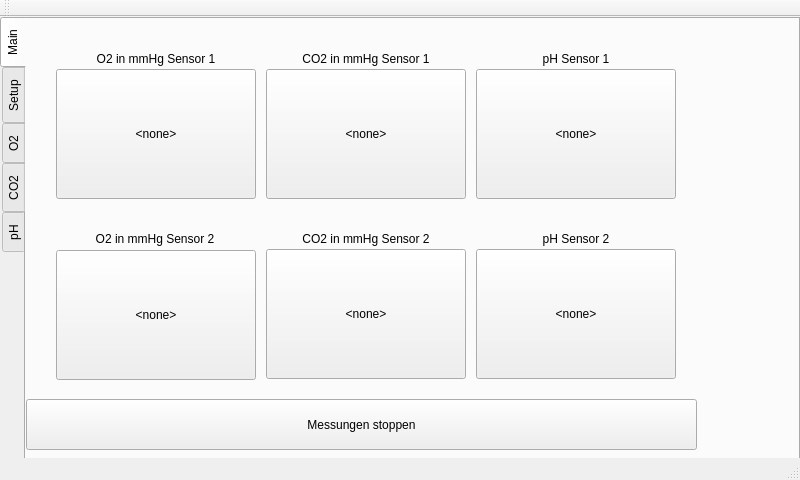
First picture: the form in mainwindow.ui, repository CalamariFritti/DesktopUiQt, before the edit.
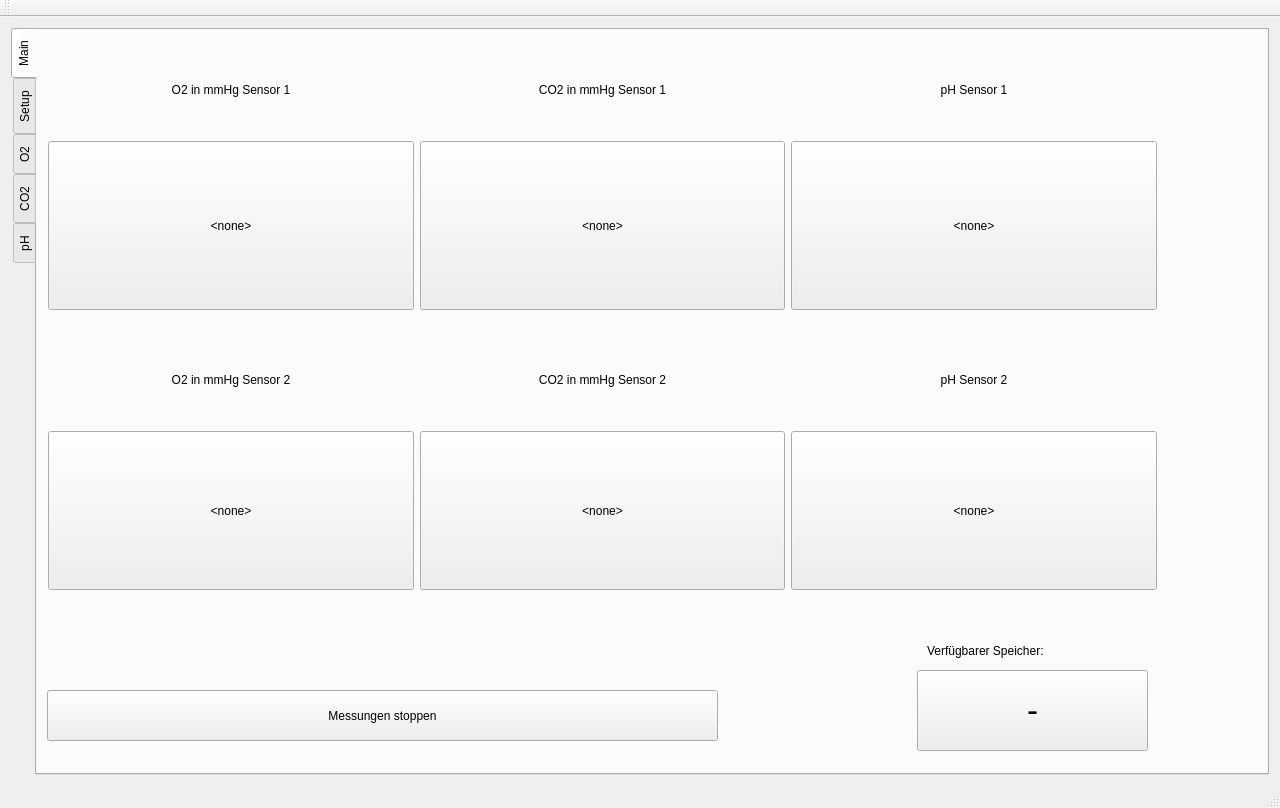
Second picture: the form after the edit. The open tabs and pages were chosen to show the change. Custom widgets are drawn as their Qt base class.

Diff of the .ui file:
```diff
--- a/mainwindow.ui
+++ b/mainwindow.ui
@@ -6,22 +6,22 @@
    <rect>
     <x>0</x>
     <y>0</y>
-    <width>800</width>
-    <height>480</height>
+    <width>1280</width>
+    <height>800</height>
    </rect>
   </property>
   <property name="windowTitle">
    <string>MainWindow</string>
   </property>
   <widget class="QWidget" name="centralWidget">
+   <layout class="QGridLayout" name="gridLayout">
+    <item row="0" column="0">
    <widget class="QTabWidget" name="tabWidget">
-    <property name="geometry">
-     <rect>
-      <x>0</x>
-      <y>0</y>
-      <width>800</width>
-      <height>480</height>
-     </rect>
+      <property name="minimumSize">
+       <size>
+        <width>0</width>
+        <height>747</height>
+       </size>
     </property>
     <property name="styleSheet">
      <string notr="true">QTabBar::tab { height: 80
@@ -34,36 +34,64 @@
      <number>2</number>
     </property>
     <widget class="QWidget" name="general">
+       <property name="minimumSize">
+        <size>
+         <width>0</width>
+         <height>0</height>
+        </size>
+       </property>
      <property name="styleSheet">
       <string notr="true"/>
      </property>
      <attribute name="title">
       <string>Main</string>
      </attribute>
-     <widget class="QLabel" name="label">
+       <widget class="QPushButton" name="stopMeassurementButton">
       <property name="geometry">
        <rect>
-        <x>30</x>
-        <y>30</y>
-        <width>200</width>
-        <height>20</height>
+          <x>10</x>
+          <y>660</y>
+          <width>671</width>
+          <height>51</height>
        </rect>
       </property>
       <property name="text">
-       <string>O2 in mmHg Sensor 1</string>
-      </property>
-      <property name="alignment">
-       <set>Qt::AlignCenter</set>
-      </property>
-     </widget>
+         <string>Messungen stoppen</string>
+        </property>
+       </widget>
+       <widget class="QWidget" name="horizontalLayoutWidget">
+        <property name="geometry">
+         <rect>
+          <x>0</x>
+          <y>100</y>
+          <width>1131</width>
+          <height>191</height>
+         </rect>
+        </property>
+        <layout class="QHBoxLayout" name="horizontalLayout">
+         <item>
+          <widget class="QPushButton" name="pCO2DisplayButton">
+           <property name="sizePolicy">
+            <sizepolicy hsizetype="Minimum" vsizetype="Preferred">
+             <horstretch>0</horstretch>
+             <verstretch>0</verstretch>
+            </sizepolicy>
+           </property>
+           <property name="styleSheet">
+            <string notr="true"/>
+           </property>
+           <property name="text">
+            <string>&lt;none&gt;</string>
+           </property>
+          </widget>
+         </item>
+         <item>
      <widget class="QPushButton" name="pO2DisplayButton">
-      <property name="geometry">
-       <rect>
-        <x>30</x>
-        <y>50</y>
-        <width>200</width>
-        <height>130</height>
-       </rect>
+           <property name="sizePolicy">
+            <sizepolicy hsizetype="Minimum" vsizetype="Preferred">
+             <horstretch>0</horstretch>
+             <verstretch>0</verstretch>
+            </sizepolicy>
       </property>
       <property name="styleSheet">
        <string notr="true">.QWidget {
@@ -74,14 +102,14 @@
        <string>&lt;none&gt;</string>
       </property>
      </widget>
-     <widget class="QPushButton" name="pCO2DisplayButton">
-      <property name="geometry">
-       <rect>
-        <x>240</x>
-        <y>50</y>
-        <width>200</width>
-        <height>130</height>
-       </rect>
+         </item>
+         <item>
+          <widget class="QPushButton" name="pHDisplayButton">
+           <property name="sizePolicy">
+            <sizepolicy hsizetype="Minimum" vsizetype="Preferred">
+             <horstretch>0</horstretch>
+             <verstretch>0</verstretch>
+            </sizepolicy>
       </property>
       <property name="styleSheet">
        <string notr="true"/>
@@ -90,15 +118,31 @@
        <string>&lt;none&gt;</string>
       </property>
      </widget>
+         </item>
+        </layout>
+       </widget>
+       <widget class="QWidget" name="horizontalLayoutWidget_2">
+        <property name="geometry">
+         <rect>
+          <x>0</x>
+          <y>20</y>
+          <width>1131</width>
+          <height>80</height>
+         </rect>
+        </property>
+        <layout class="QHBoxLayout" name="horizontalLayout_2">
+         <item>
+          <widget class="QLabel" name="label">
+           <property name="text">
+            <string>O2 in mmHg Sensor 1</string>
+           </property>
+           <property name="alignment">
+            <set>Qt::AlignCenter</set>
+           </property>
+          </widget>
+         </item>
+         <item>
      <widget class="QLabel" name="label_2">
-      <property name="geometry">
-       <rect>
-        <x>240</x>
-        <y>30</y>
-        <width>200</width>
-        <height>20</height>
-       </rect>
-      </property>
       <property name="text">
        <string>CO2 in mmHg Sensor 1</string>
       </property>
@@ -106,28 +150,9 @@
        <set>Qt::AlignCenter</set>
       </property>
      </widget>
-     <widget class="QPushButton" name="stopMeassurementButton">
-      <property name="geometry">
-       <rect>
-        <x>0</x>
-        <y>380</y>
-        <width>671</width>
-        <height>51</height>
-       </rect>
-      </property>
-      <property name="text">
-       <string>Messungen stoppen</string>
-      </property>
-     </widget>
+         </item>
+         <item>
      <widget class="QLabel" name="label_4">
-      <property name="geometry">
-       <rect>
-        <x>450</x>
-        <y>30</y>
-        <width>200</width>
-        <height>20</height>
-       </rect>
-      </property>
       <property name="text">
        <string>pH Sensor 1</string>
       </property>
@@ -135,47 +160,21 @@
        <set>Qt::AlignCenter</set>
       </property>
      </widget>
-     <widget class="QPushButton" name="pHDisplayButton">
-      <property name="geometry">
-       <rect>
-        <x>450</x>
-        <y>50</y>
-        <width>200</width>
-        <height>130</height>
-       </rect>
-      </property>
-      <property name="styleSheet">
-       <string notr="true"/>
-      </property>
-      <property name="text">
-       <string>&lt;none&gt;</string>
-      </property>
-     </widget>
-     <widget class="QPushButton" name="pO2DisplayButton_2">
+         </item>
+        </layout>
+       </widget>
+       <widget class="QWidget" name="horizontalLayoutWidget_3">
       <property name="geometry">
        <rect>
-        <x>30</x>
-        <y>231</y>
-        <width>200</width>
-        <height>130</height>
-       </rect>
-      </property>
-      <property name="styleSheet">
-       <string notr="true"/>
-      </property>
-      <property name="text">
-       <string>&lt;none&gt;</string>
-      </property>
-     </widget>
+          <x>0</x>
+          <y>310</y>
+          <width>1131</width>
+          <height>80</height>
+         </rect>
+        </property>
+        <layout class="QHBoxLayout" name="horizontalLayout_3">
+         <item>
      <widget class="QLabel" name="label_10">
-      <property name="geometry">
-       <rect>
-        <x>29</x>
-        <y>210</y>
-        <width>200</width>
-        <height>20</height>
-       </rect>
-      </property>
       <property name="text">
        <string>O2 in mmHg Sensor 2</string>
       </property>
@@ -183,15 +182,9 @@
        <set>Qt::AlignCenter</set>
       </property>
      </widget>
+         </item>
+         <item>
      <widget class="QLabel" name="label_11">
-      <property name="geometry">
-       <rect>
-        <x>240</x>
-        <y>210</y>
-        <width>200</width>
-        <height>20</height>
-       </rect>
-      </property>
       <property name="text">
        <string>CO2 in mmHg Sensor 2</string>
       </property>
@@ -199,47 +192,9 @@
        <set>Qt::AlignCenter</set>
       </property>
      </widget>
-     <widget class="QPushButton" name="pCO2DisplayButton_2">
-      <property name="geometry">
-       <rect>
-        <x>240</x>
-        <y>230</y>
-        <width>200</width>
-        <height>130</height>
-       </rect>
-      </property>
-      <property name="styleSheet">
-       <string notr="true"/>
-      </property>
-      <property name="text">
-       <string>&lt;none&gt;</string>
-      </property>
-     </widget>
-     <widget class="QPushButton" name="pHDisplayButton_2">
-      <property name="geometry">
-       <rect>
-        <x>450</x>
-        <y>230</y>
-        <width>200</width>
-        <height>130</height>
-       </rect>
-      </property>
-      <property name="styleSheet">
-       <string notr="true"/>
-      </property>
-      <property name="text">
-       <string>&lt;none&gt;</string>
-      </property>
-     </widget>
+         </item>
+         <item>
      <widget class="QLabel" name="label_12">
-      <property name="geometry">
-       <rect>
-        <x>450</x>
-        <y>210</y>
-        <width>200</width>
-        <height>20</height>
-       </rect>
-      </property>
       <property name="text">
        <string>pH Sensor 2</string>
       </property>
@@ -247,6 +202,100 @@
        <set>Qt::AlignCenter</set>
       </property>
      </widget>
+         </item>
+        </layout>
+       </widget>
+       <widget class="QWidget" name="horizontalLayoutWidget_4">
+        <property name="geometry">
+         <rect>
+          <x>0</x>
+          <y>390</y>
+          <width>1131</width>
+          <height>181</height>
+         </rect>
+        </property>
+        <layout class="QHBoxLayout" name="horizontalLayout_4">
+         <item>
+          <widget class="QPushButton" name="pHDisplayButton_2">
+           <property name="sizePolicy">
+            <sizepolicy hsizetype="Minimum" vsizetype="Preferred">
+             <horstretch>0</horstretch>
+             <verstretch>0</verstretch>
+            </sizepolicy>
+           </property>
+           <property name="styleSheet">
+            <string notr="true"/>
+           </property>
+           <property name="text">
+            <string>&lt;none&gt;</string>
+           </property>
+          </widget>
+         </item>
+         <item>
+          <widget class="QPushButton" name="pCO2DisplayButton_2">
+           <property name="sizePolicy">
+            <sizepolicy hsizetype="Minimum" vsizetype="Preferred">
+             <horstretch>0</horstretch>
+             <verstretch>0</verstretch>
+            </sizepolicy>
+           </property>
+           <property name="styleSheet">
+            <string notr="true"/>
+           </property>
+           <property name="text">
+            <string>&lt;none&gt;</string>
+           </property>
+          </widget>
+         </item>
+         <item>
+          <widget class="QPushButton" name="pO2DisplayButton_2">
+           <property name="sizePolicy">
+            <sizepolicy hsizetype="Minimum" vsizetype="Preferred">
+             <horstretch>0</horstretch>
+             <verstretch>0</verstretch>
+            </sizepolicy>
+           </property>
+           <property name="styleSheet">
+            <string notr="true"/>
+           </property>
+           <property name="text">
+            <string>&lt;none&gt;</string>
+           </property>
+          </widget>
+         </item>
+        </layout>
+       </widget>
+       <widget class="QLabel" name="label_23">
+        <property name="geometry">
+         <rect>
+          <x>890</x>
+          <y>600</y>
+          <width>201</width>
+          <height>41</height>
+         </rect>
+        </property>
+        <property name="text">
+         <string>Verfügbarer Speicher:</string>
+        </property>
+       </widget>
+       <widget class="QPushButton" name="memoryValueButton">
+        <property name="geometry">
+         <rect>
+          <x>880</x>
+          <y>640</y>
+          <width>231</width>
+          <height>81</height>
+         </rect>
+        </property>
+        <property name="font">
+         <font>
+          <pointsize>25</pointsize>
+         </font>
+        </property>
+        <property name="text">
+         <string>-</string>
+        </property>
+       </widget>
     </widget>
     <widget class="QWidget" name="start">
      <attribute name="title">
@@ -1924,6 +1973,8 @@
      </widget>
     </widget>
    </widget>
+    </item>
+   </layout>
   </widget>
   <widget class="QToolBar" name="mainToolBar">
    <attribute name="toolBarArea">
```
Left out of the diff: 4 changed lines with no effect on the pictures. Lines whose indentation alone changed are shown as unchanged.
